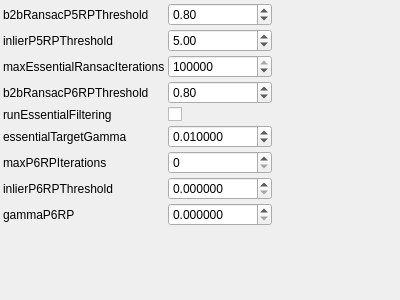
Qt form utils/corestructs/coreWidgets/iterativeReconstructionInitializationParamsControlWidget.ui (NickPenkrat/corecvs) before a commit.
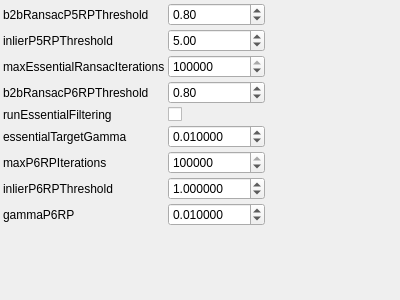
The same form after that commit.

Patch:
```diff
--- a/utils/corestructs/coreWidgets/iterativeReconstructionInitializationParamsControlWidget.ui
+++ b/utils/corestructs/coreWidgets/iterativeReconstructionInitializationParamsControlWidget.ui
@@ -33,10 +33,10 @@
          <string>Best-2nd best essential estimator threshold</string>
        </property>
        <property name="minimum">
-        <double>-50000</double>
+        <double>0</double>
        </property>
        <property name="maximum">
-        <double>50000</double>
+        <double>1</double>
        </property>
        <property name="singleStep">
         <double>1</double>
@@ -59,7 +59,7 @@
          <string>Inlier threshold</string>
        </property>
        <property name="minimum">
-        <double>-50000</double>
+        <double>0</double>
        </property>
        <property name="maximum">
         <double>50000</double>
@@ -111,10 +111,10 @@
          <string>Best-2nd best relative pose estimator threshold</string>
        </property>
        <property name="minimum">
-        <double>-50000</double>
+        <double>0</double>
        </property>
        <property name="maximum">
-        <double>50000</double>
+        <double>1</double>
        </property>
        <property name="singleStep">
         <double>1</double>
@@ -157,7 +157,7 @@
         <double>0</double>
        </property>
        <property name="maximum">
-        <double>50000</double>
+        <double>1</double>
        </property>
        <property name="singleStep">
         <double>0.01</double>
@@ -182,6 +182,18 @@
        <property name="toolTip">
          <string>Maximal number of ransac iterations for pose estimation using pairwise correspondences</string>
        </property>
+       <property name="minimum">
+        <number>0</number>
+       </property>
+       <property name="maximum">
+        <number>100000000</number>
+       </property>
+       <property name="singleStep">
+        <number>1</number>
+       </property>
+       <property name="value">
+        <number>400000</number>
+       </property>
      </widget>
     </item>
     <item row="7" column="0">
@@ -196,6 +208,18 @@
        <property name="toolTip">
          <string>Inlier threshold for pose estimation using pairwise correspondences</string>
        </property>
+       <property name="minimum">
+        <double>0</double>
+       </property>
+       <property name="maximum">
+        <double>1000</double>
+       </property>
+       <property name="singleStep">
+        <double>0.01</double>
+       </property>
+       <property name="value">
+        <double>1</double>
+       </property>
        <property name="decimals">
         <number>6</number>
        </property>
@@ -213,6 +237,18 @@
        <property name="toolTip">
          <string>Target failure probability for pose estimation</string>
        </property>
+       <property name="minimum">
+        <double>0</double>
+       </property>
+       <property name="maximum">
+        <double>1</double>
+       </property>
+       <property name="singleStep">
+        <double>0.01</double>
+       </property>
+       <property name="value">
+        <double>0.01</double>
+       </property>
        <property name="decimals">
         <number>6</number>
        </property>
```
